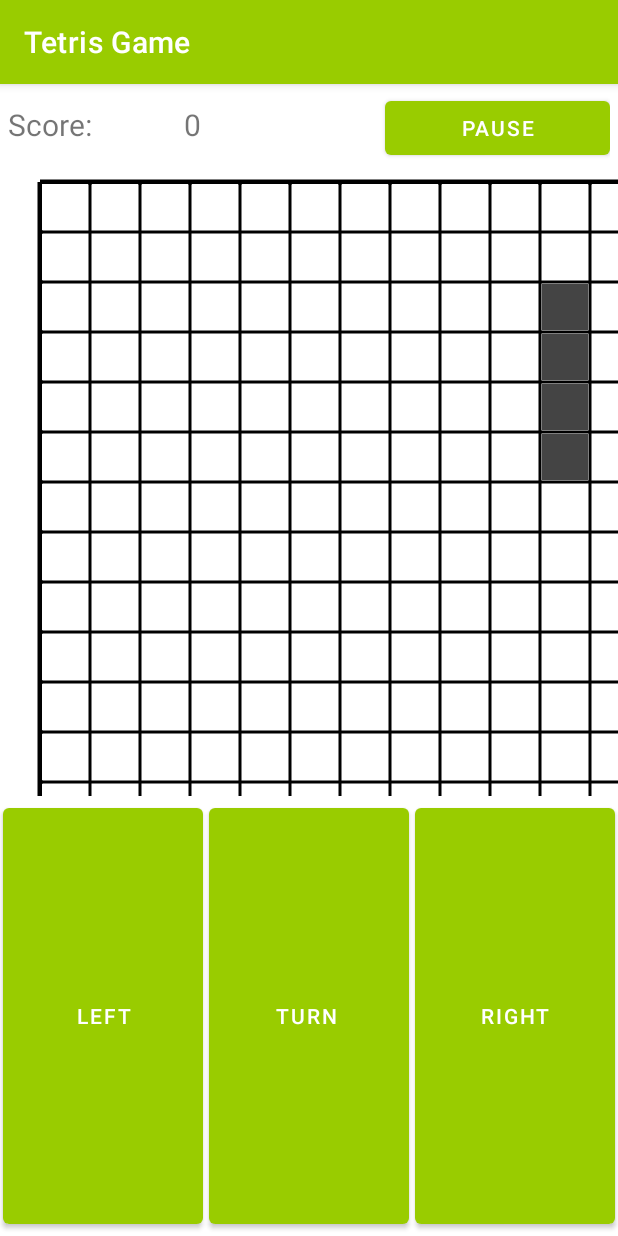
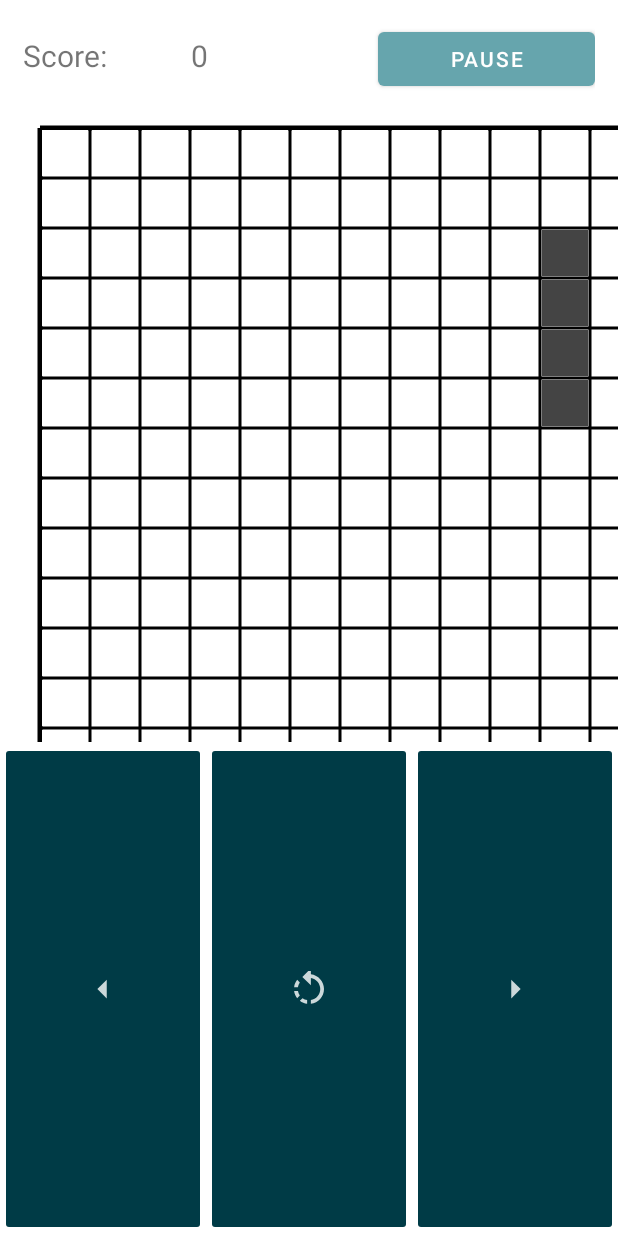
Before and after one commit to eggerandreas/tetris_game, an Android app: the screen it shows after launch (GameActivity), after a tap on "EASY MODE", on a phone screen of 412 x 824 dp. Run offline under Robolectric (Android 15) with nearby library versions, the light colour scheme and no system bars.

Commit message:
changed game layout and theme colors but not finished for whole app layout yet

```diff
--- a/app/src/main/java/com/tetris/game/GameActivity.java
+++ b/app/src/main/java/com/tetris/game/GameActivity.java
@@ -1,7 +1,11 @@
 package com.tetris.game;
 
 import androidx.appcompat.app.AppCompatActivity;
+import androidx.core.content.ContextCompat;
 
+import android.annotation.SuppressLint;
+import android.content.res.Configuration;
+import android.graphics.Color;
 import android.os.Bundle;
 import android.content.Intent;
 import android.os.Handler;
@@ -9,15 +13,16 @@ import android.os.Looper;
 import android.view.View;
 import android.widget.Button;
 import android.widget.FrameLayout;
+import android.widget.ImageButton;
 import android.widget.TextView;
 
 public class GameActivity extends AppCompatActivity implements View.OnClickListener {
 
     public static GameState gameState = new GameState(24, 20, TetrisFigureType.getRandomTetrisFigure());
     private TetrisView tetrisView;
-    private Button left;
-    private Button right;
-    private Button turn;
+    private ImageButton left;
+    private ImageButton right;
+    private ImageButton turn;
     private Button pause;
     private TextView score;
     private Handler handler;
@@ -28,20 +33,60 @@ public class GameActivity extends AppCompatActivity implements View.OnClickListe
     private int tempScore;
 
 
+    @SuppressLint("ResourceAsColor")
     @Override
     protected void onCreate(Bundle savedInstanceState) {
         super.onCreate(savedInstanceState);
         setContentView(R.layout.activity_game);
 
+
+        // hide Action Bar
+        getSupportActionBar().hide();
+
+        // score for intent to GameOver activity
         tempScore = 0;
 
         // config the used views
         tetrisView = findViewById(R.id.tetris_view);
+
+        // button move left
         left = findViewById(R.id.button_left);
+
+        // button turn
         turn = findViewById(R.id.button_turn);
+
+        // button turn right
         right = findViewById(R.id.button_right);
+
         pause = findViewById(R.id.button_pause);
         score = findViewById(R.id.game_score);
+
+
+        // set dark / light mode colors to image buttons
+        int nightModeFlags =
+                getApplicationContext().getResources().getConfiguration().uiMode &
+                        Configuration.UI_MODE_NIGHT_MASK;
+        switch (nightModeFlags) {
+            case Configuration.UI_MODE_NIGHT_YES:
+                left.setBackgroundTintList(ContextCompat.getColorStateList(getApplicationContext(), R.color.wave));
+                right.setBackgroundTintList(ContextCompat.getColorStateList(getApplicationContext(), R.color.wave));
+                turn.setBackgroundTintList(ContextCompat.getColorStateList(getApplicationContext(), R.color.wave));
+                pause.setBackgroundTintList(ContextCompat.getColorStateList(getApplicationContext(), R.color.ocean));
+                pause.setTextColor(ContextCompat.getColor(getApplicationContext(), R.color.wave));
+                break;
+
+            case Configuration.UI_MODE_NIGHT_NO:
+
+                left.setBackgroundTintList(ContextCompat.getColorStateList(getApplicationContext(), R.color.deep_aqua));
+                right.setBackgroundTintList(ContextCompat.getColorStateList(getApplicationContext(), R.color.deep_aqua));
+                turn.setBackgroundTintList(ContextCompat.getColorStateList(getApplicationContext(), R.color.deep_aqua));
+                pause.setBackgroundTintList(ContextCompat.getColorStateList(getApplicationContext(), R.color.wave));
+                pause.setTextColor(ContextCompat.getColor(getApplicationContext(), R.color.white));
+
+            default:
+                break;
+        }
+
 
         // set onclicklisteners
         left.setOnClickListener(this);
@@ -119,12 +164,18 @@ public class GameActivity extends AppCompatActivity implements View.OnClickListe
     @Override
     public void onClick(View action) {
         if (action == left) {
+
+            // change color when click
             gameState.moveFallingTetrisFigureLeft();
 
         } else if (action == right) {
+
+            // change color when click
             gameState.moveFallingTetrisFigureRight();
 
         } else if (action == turn) {
+
+            // change color when click
             gameState.rotateFallingTetrisFigureAntiClock();
 
         } else if (action == pause) {
--- a/app/src/main/java/com/tetris/game/TetrisView.java
+++ b/app/src/main/java/com/tetris/game/TetrisView.java
@@ -105,21 +105,6 @@ public class TetrisView extends View {
         }
     }
 
-    // this function print the game score
-/*
-    private void PrintScore(int score, Canvas canvas) {
-        Paint paint = new Paint();
-        paint.setColor(Color.TRANSPARENT);
-        canvas.drawRect(0, 100, 200, 200, paint);
-        paint.setColor(Color.BLACK);
-        paint.setTextSize(100);
-        canvas.drawText(Integer.toString(score), 80, 170, paint);
-
-    }
-
- */
-
-
     @Override
     public void onDraw(Canvas canvas) {
         super.onDraw(canvas);
--- /dev/null
+++ b/app/src/main/res/drawable-anydpi/ic_arrow_left.xml
@@ -0,0 +1,16 @@
+<vector xmlns:android="http://schemas.android.com/apk/res/android"
+    android:width="24dp"
+    android:height="24dp"
+    android:viewportWidth="24"
+    android:viewportHeight="24"
+    android:tint="#FFFFFF"
+    android:alpha="0.8">
+  <group android:scaleX="1.25"
+      android:scaleY="1.25"
+      android:translateX="-3"
+      android:translateY="-3">
+    <path
+        android:fillColor="@android:color/white"
+        android:pathData="M14,7l-5,5 5,5V7z"/>
+  </group>
+</vector>
--- /dev/null
+++ b/app/src/main/res/drawable-anydpi/ic_arrow_right.xml
@@ -0,0 +1,16 @@
+<vector xmlns:android="http://schemas.android.com/apk/res/android"
+    android:width="24dp"
+    android:height="24dp"
+    android:viewportWidth="24"
+    android:viewportHeight="24"
+    android:tint="#FFFFFF"
+    android:alpha="0.8">
+  <group android:scaleX="1.25"
+      android:scaleY="1.25"
+      android:translateX="-3"
+      android:translateY="-3">
+    <path
+        android:fillColor="@android:color/white"
+        android:pathData="M10,17l5,-5 -5,-5v10z"/>
+  </group>
+</vector>
--- /dev/null
+++ b/app/src/main/res/drawable-anydpi/ic_arrow_turn.xml
@@ -0,0 +1,16 @@
+<vector xmlns:android="http://schemas.android.com/apk/res/android"
+    android:width="24dp"
+    android:height="24dp"
+    android:viewportWidth="24"
+    android:viewportHeight="24"
+    android:tint="#FFFFFF"
+    android:alpha="0.8">
+  <group android:scaleX="1.25"
+      android:scaleY="1.25"
+      android:translateX="-3"
+      android:translateY="-3">
+    <path
+        android:fillColor="@android:color/white"
+        android:pathData="M7.11,8.53L5.7,7.11C4.8,8.27 4.24,9.61 4.07,11h2.02c0.14,-0.87 0.49,-1.72 1.02,-2.47zM6.09,13L4.07,13c0.17,1.39 0.72,2.73 1.62,3.89l1.41,-1.42c-0.52,-0.75 -0.87,-1.59 -1.01,-2.47zM7.1,18.32c1.16,0.9 2.51,1.44 3.9,1.61L11,17.9c-0.87,-0.15 -1.71,-0.49 -2.46,-1.03L7.1,18.32zM13,4.07L13,1L8.45,5.55 13,10L13,6.09c2.84,0.48 5,2.94 5,5.91s-2.16,5.43 -5,5.91v2.02c3.95,-0.49 7,-3.85 7,-7.93s-3.05,-7.44 -7,-7.93z"/>
+  </group>
+</vector>
--- a/app/src/main/res/layout/activity_game.xml
+++ b/app/src/main/res/layout/activity_game.xml
@@ -13,7 +13,7 @@
         android:layout_width="match_parent"
         android:layout_height="wrap_content"
         android:orientation="horizontal"
-        android:padding="5dp">
+        android:padding="15dp">
 
         <TextView
             android:id="@+id/score_description"
@@ -51,30 +51,32 @@
         android:layout_height="match_parent"
         android:orientation="horizontal">
 
-        <Button
+        <ImageButton
             android:id="@+id/button_left"
             android:layout_width="wrap_content"
             android:layout_height="match_parent"
-            android:layout_margin="2dp"
             android:layout_weight="1"
-            android:text="@string/left" />
+            app:srcCompat="@drawable/ic_arrow_left"
+            android:backgroundTint="@color/deep_aqua"
+            tools:ignore="SpeakableTextPresentCheck" />
 
-        <Button
+        <ImageButton
             android:id="@+id/button_turn"
             android:layout_width="wrap_content"
             android:layout_height="match_parent"
-            android:layout_margin="2dp"
             android:layout_weight="1"
-            android:text="Turn
-" />
+            android:backgroundTint="@color/deep_aqua"
+            app:srcCompat="@drawable/ic_arrow_turn"
+            tools:ignore="SpeakableTextPresentCheck" />
 
-        <Button
+        <ImageButton
             android:id="@+id/button_right"
             android:layout_width="wrap_content"
             android:layout_height="match_parent"
-            android:layout_margin="2dp"
             android:layout_weight="1"
-            android:text="right" />
+            app:srcCompat="@drawable/ic_arrow_right"
+            android:backgroundTint="@color/deep_aqua"
+            tools:ignore="SpeakableTextPresentCheck" />
     </LinearLayout>
 
 </LinearLayout>
--- a/app/src/main/res/layout/activity_game_over.xml
+++ b/app/src/main/res/layout/activity_game_over.xml
@@ -12,7 +12,6 @@
         android:layout_height="wrap_content"
         android:text="Game Over"
         android:textSize="60sp"
-        android:textColor="#ff669900"
         android:textStyle="bold"
         app:layout_constraintBottom_toTopOf="@+id/score"
         app:layout_constraintEnd_toEndOf="parent"
@@ -26,7 +25,6 @@
         android:layout_height="wrap_content"
         android:text="@string/score"
         android:textSize="30sp"
-        android:textColor="#ff669900"
         app:layout_constraintBottom_toTopOf="@+id/name"
         app:layout_constraintEnd_toEndOf="parent"
         app:layout_constraintStart_toStartOf="parent"
@@ -42,7 +40,6 @@
         android:textStyle="bold|italic"
         android:layout_margin="20dp"
         android:hint="Enter Name"
-        android:textColorHint="#ff669900"
         app:layout_constraintBottom_toTopOf="@+id/button_save"
         app:layout_constraintEnd_toEndOf="parent"
         app:layout_constraintStart_toStartOf="parent"
@@ -55,7 +52,6 @@
         android:layout_height="wrap_content"
         android:layout_margin="20dp"
         android:text="@string/save"
-        android:backgroundTint="@android:color/holo_green_dark"
         app:layout_constraintBottom_toBottomOf="parent"
         app:layout_constraintEnd_toEndOf="parent"
         app:layout_constraintStart_toStartOf="parent"
--- a/app/src/main/res/layout/activity_main.xml
+++ b/app/src/main/res/layout/activity_main.xml
@@ -4,6 +4,7 @@
     xmlns:tools="http://schemas.android.com/tools"
     android:layout_width="match_parent"
     android:layout_height="match_parent"
+    android:padding="10dp"
     tools:context=".MainActivity">
 
     <Button
@@ -12,7 +13,6 @@
         android:layout_height="100dp"
         android:text="@string/difficulty_easy"
         android:textSize="30sp"
-        android:backgroundTint="@android:color/holo_green_dark"
         app:layout_constraintBottom_toTopOf="@+id/hard_menu_button"
         app:layout_constraintEnd_toEndOf="parent"
         app:layout_constraintStart_toStartOf="parent"
@@ -25,7 +25,6 @@
         android:layout_height="100dp"
         android:text="@string/difficulty_hard"
         android:textSize="30sp"
-        android:backgroundTint="@android:color/holo_green_dark"
         app:layout_constraintBottom_toTopOf="@+id/ranking_button"
         app:layout_constraintEnd_toEndOf="parent"
         app:layout_constraintStart_toStartOf="parent"
@@ -37,7 +36,6 @@
         android:layout_height="100dp"
         android:text="@string/ranking"
         android:textSize="30sp"
-        android:backgroundTint="@android:color/holo_green_dark"
         app:layout_constraintBottom_toBottomOf="parent"
         app:layout_constraintEnd_toEndOf="parent"
         app:layout_constraintStart_toStartOf="parent"
@@ -47,14 +45,14 @@
         android:id="@+id/app_name"
         android:layout_width="wrap_content"
         android:layout_height="wrap_content"
+        android:layout_marginTop="50dp"
+        android:layout_marginBottom="60dp"
         android:text="@string/app_name"
         android:textSize="60sp"
-        android:textColor="#ff669900"
         android:textStyle="bold"
         app:layout_constraintBottom_toTopOf="@+id/easy_menu_button"
         app:layout_constraintEnd_toEndOf="parent"
         app:layout_constraintStart_toStartOf="parent"
-        app:layout_constraintTop_toTopOf="parent"
-        android:layout_marginBottom="60dp"/>
+        app:layout_constraintTop_toTopOf="parent" />
 
 </androidx.constraintlayout.widget.ConstraintLayout>
--- a/app/src/main/res/values-night/themes.xml
+++ b/app/src/main/res/values-night/themes.xml
@@ -2,9 +2,9 @@
     <!-- Base application theme. -->
     <style name="Theme.TetrisGame" parent="Theme.MaterialComponents.DayNight.DarkActionBar">
         <!-- Primary brand color. -->
-        <item name="colorPrimary">@color/purple_200</item>
-        <item name="colorPrimaryVariant">@color/purple_700</item>
-        <item name="colorOnPrimary">@color/black</item>
+        <item name="colorPrimary">@color/wave</item>
+        <item name="colorPrimaryVariant">@color/sea</item>
+        <item name="colorOnPrimary">@color/ocean</item>
         <!-- Secondary brand color. -->
         <item name="colorSecondary">@color/teal_200</item>
         <item name="colorSecondaryVariant">@color/teal_200</item>
--- a/app/src/main/res/values/colors.xml
+++ b/app/src/main/res/values/colors.xml
@@ -8,4 +8,9 @@
     <color name="black">#FF000000</color>
     <color name="white">#FFFFFFFF</color>
     <color name="green">#ff669900</color>
+
+    <color name="deep_aqua">#003B46</color>
+    <color name="ocean">#07575B</color>
+    <color name="wave">#66A5AD</color>
+    <color name="sea">#C4DFE6</color>
 </resources>
--- a/app/src/main/res/values/themes.xml
+++ b/app/src/main/res/values/themes.xml
@@ -2,9 +2,9 @@
     <!-- Base application theme. -->
     <style name="Theme.TetrisGame" parent="Theme.MaterialComponents.DayNight.DarkActionBar">
         <!-- Primary brand color. -->
-        <item name="colorPrimary">@color/purple_500</item>
-        <item name="colorPrimaryVariant">@color/purple_700</item>
-        <item name="colorOnPrimary">@color/white</item>
+        <item name="colorPrimary">@color/deep_aqua</item>
+        <item name="colorPrimaryVariant">@color/ocean</item>
+        <item name="colorOnPrimary">@color/wave</item>
         <!-- Secondary brand color. -->
         <item name="colorSecondary">@color/teal_200</item>
         <item name="colorSecondaryVariant">@color/teal_700</item>
@@ -13,4 +13,7 @@
         <item name="android:statusBarColor" tools:targetApi="l">?attr/colorPrimaryVariant</item>
         <!-- Customize your theme here. -->
     </style>
+
+
+
 </resources>
```
Also changed, not shown: app/src/main/res/drawable-hdpi/ic_arrow_right.png (added), app/src/main/res/drawable-hdpi/ic_arrow_turn.png (added), app/src/main/res/drawable-mdpi/ic_arrow_right.png (added), app/src/main/res/drawable-mdpi/ic_arrow_turn.png (added), app/src/main/res/drawable-xhdpi/ic_arrow_right.png (added), app/src/main/res/drawable-xhdpi/ic_arrow_turn.png (added), app/src/main/res/drawable-xxhdpi/ic_arrow_right.png (added), app/src/main/res/drawable-xxhdpi/ic_arrow_turn.png (added).
